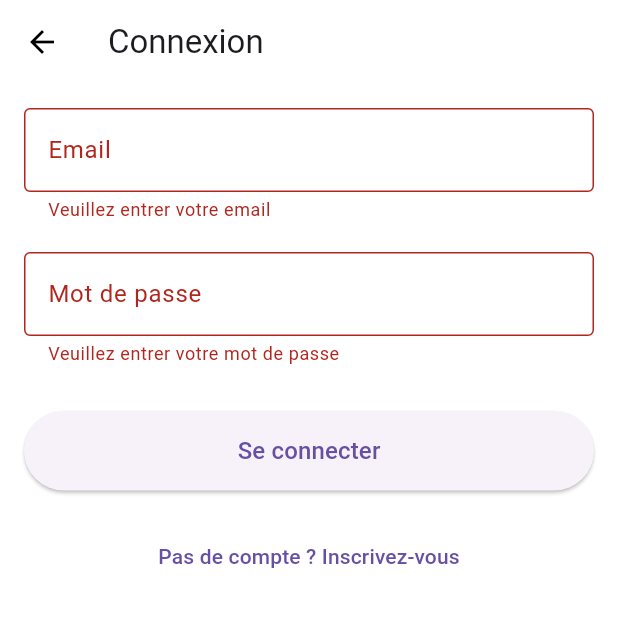
After one commit to Dhia9030/FoundIt, a Flutter app: the LoginScreen screen opened by its route, after a tap on "Se connecter", on a phone screen of 412 x 824 dp, the top half of it. The commit adds this screen. Run offline on Flutter 3.47's test engine with Material 3 defaults, Android fonts, the phone set to English and light mode, and no system bars; our stand-ins replace cloud_firestore, firebase_auth, firebase_core, flutter_svg, google_fonts, image_picker; accounts and stored records are empty; project files that could hold a hidden picture were left out.

Commit message:
Login service and provider

```diff
--- /dev/null
+++ b/lib/screens/login_screen.dart
@@ -0,0 +1,161 @@
+import 'package:flutter/material.dart';
+import 'package:provider/provider.dart';
+import 'package:foundita/providers/login_provider.dart';
+
+class LoginScreen extends StatefulWidget {
+  @override
+  _LoginScreenState createState() => _LoginScreenState();
+}
+
+class _LoginScreenState extends State<LoginScreen> {
+  final _formKey = GlobalKey<FormState>();
+  final _emailController = TextEditingController();
+  final _passwordController = TextEditingController();
+  String? _successMessage;
+
+  Future<void> _loginWithEmail(BuildContext context) async {
+    if (!_formKey.currentState!.validate()) return;
+
+    final loginProvider = Provider.of<LoginProvider>(context, listen: false);
+
+    try {
+      await loginProvider.loginWithEmailAndPassword(
+        email: _emailController.text.trim(), // .trim() pour supprimer les espaces
+        password: _passwordController.text,
+      );
+
+      // Si la connexion réussit, afficher un message et naviguer si nécessaire
+      setState(() {
+        _successMessage = 'Connexion réussie !';
+      });
+
+      // Exemple : Redirection après 2 secondes
+      Future.delayed(Duration(seconds: 2), () {
+        Navigator.pushReplacementNamed(context, '/home'); // Remplacez par votre route
+      });
+
+    } catch (e) {
+      // L'erreur est déjà gérée par le LoginProvider, pas besoin de setState ici
+      // Le Consumer affichera automatiquement loginProvider.error
+    }
+  }
+
+  @override
+  Widget build(BuildContext context) {
+    return Scaffold(
+      appBar: AppBar(title: Text('Connexion')),
+      body: Padding(
+        padding: const EdgeInsets.all(16.0),
+        child: Form(
+          key: _formKey,
+          child: SingleChildScrollView( // Pour éviter les overflow sur petits écrans
+            child: Column(
+              mainAxisAlignment: MainAxisAlignment.center,
+              children: [
+                if (_successMessage != null)
+                  Padding(
+                    padding: const EdgeInsets.only(bottom: 16.0),
+                    child: Text(
+                      _successMessage!,
+                      style: TextStyle(color: Colors.green, fontSize: 16),
+                    ),
+                  ),
+
+                Consumer<LoginProvider>(
+                  builder: (context, loginProvider, _) {
+                    return Column(
+                      children: [
+                        if (loginProvider.error != null)
+                          Padding(
+                            padding: const EdgeInsets.only(bottom: 16.0),
+                            child: Text(
+                              loginProvider.error!,
+                              style: TextStyle(color: Colors.red, fontSize: 16),
+                            ),
+                          ),
+
+                        TextFormField(
+                          controller: _emailController,
+                          decoration: InputDecoration(
+                            labelText: 'Email',
+                            border: OutlineInputBorder(),
+                          ),
+                          keyboardType: TextInputType.emailAddress,
+                          validator: (value) {
+                            if (value == null || value.isEmpty) {
+                              return 'Veuillez entrer votre email';
+                            }
+                            if (!RegExp(r'^[\w-\.]+@([\w-]+\.)+[\w-]{2,4}$').hasMatch(value)) {
+                              return 'Email invalide';
+                            }
+                            return null;
+                          },
+                        ),
+
+                        SizedBox(height: 20),
+
+                        TextFormField(
+                          controller: _passwordController,
+                          decoration: InputDecoration(
+                            labelText: 'Mot de passe',
+                            border: OutlineInputBorder(),
+                          ),
+                          obscureText: true,
+                          validator: (value) {
+                            if (value == null || value.isEmpty) {
+                              return 'Veuillez entrer votre mot de passe';
+                            }
+                            if (value.length < 6) {
+                              return 'Le mot de passe doit faire au moins 6 caractères';
+                            }
+                            return null;
+                          },
+                        ),
+
+                        SizedBox(height: 30),
+
+                        if (loginProvider.isLoading)
+                          CircularProgressIndicator()
+                        else
+                          SizedBox(
+                            width: double.infinity,
+                            child: ElevatedButton(
+                              style: ElevatedButton.styleFrom(
+                                padding: EdgeInsets.symmetric(vertical: 15),
+                              ),
+                              onPressed: () => _loginWithEmail(context),
+                              child: Text(
+                                'Se connecter',
+                                style: TextStyle(fontSize: 16),
+                              ),
+                            ),
+                          ),
+
+                        SizedBox(height: 20),
+
+                        TextButton(
+                          onPressed: () {
+                            // Navigation vers l'écran d'inscription
+                            Navigator.pushNamed(context, '/register');
+                          },
+                          child: Text('Pas de compte ? Inscrivez-vous'),
+                        ),
+                      ],
+                    );
+                  },
+                ),
+              ],
+            ),
+          ),
+        ),
+      ),
+    );
+  }
+
+  @override
+  void dispose() {
+    _emailController.dispose();
+    _passwordController.dispose();
+    super.dispose();
+  }
+}
```
Also changed, not shown: lib/main.dart (+10 -2 lines), lib/providers/login_provider.dart (added, +122 -0 lines), lib/services/login_service.dart (added, +99 -0 lines).
